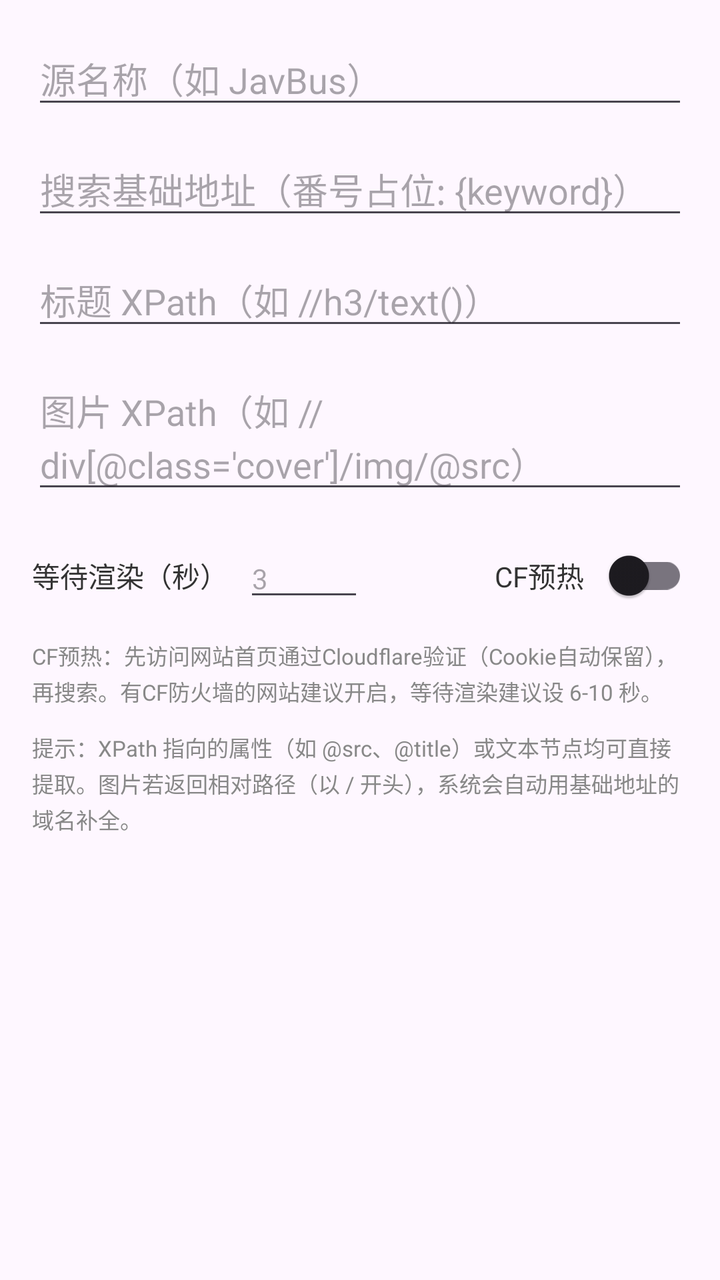
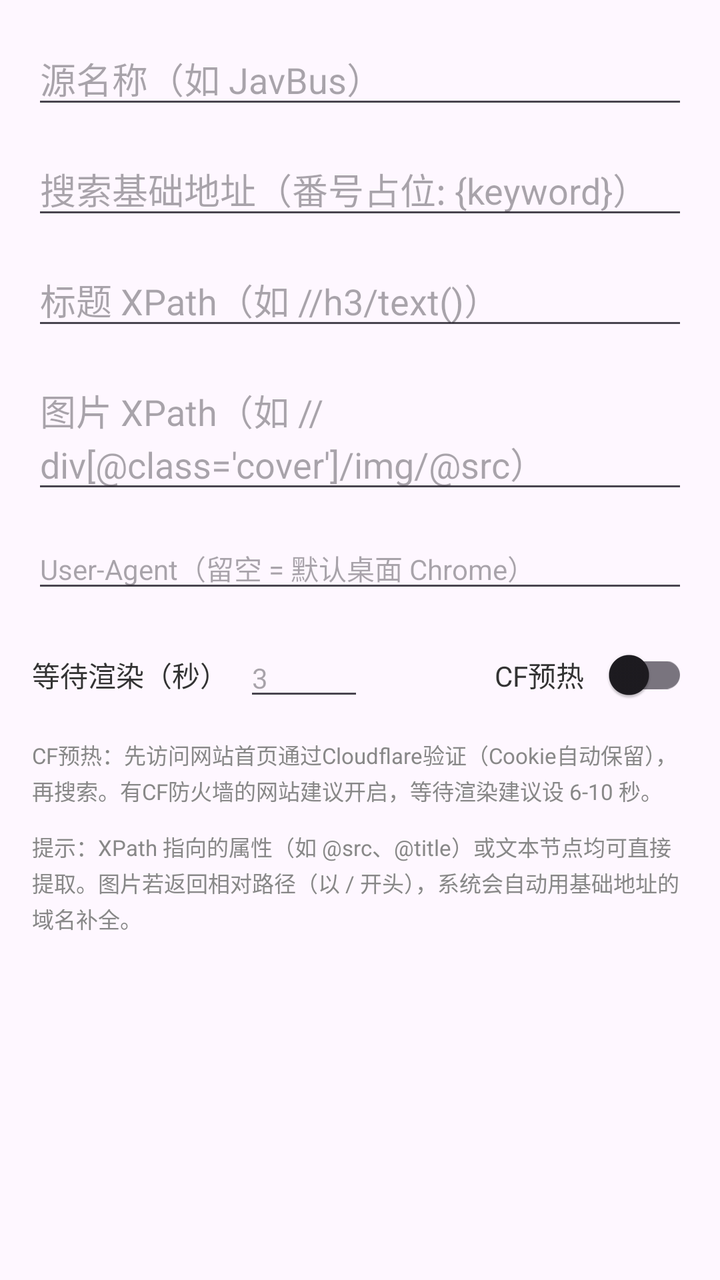

The first picture is an Android layout as it rendered before a commit; the second is the same layout after the commit. The layout source and the unified diff follow.
<!-- AndroidManifest.xml: application theme Theme.AvList -->
<!-- res/layout/dialog_scrape_source_edit.xml -->
<?xml version="1.0" encoding="utf-8"?>
<LinearLayout
    xmlns:android="http://schemas.android.com/apk/res/android"
    android:layout_width="match_parent"
    android:layout_height="wrap_content"
    android:orientation="vertical"
    android:padding="16dp">

    <EditText
        android:id="@+id/etSourceName"
        android:layout_width="match_parent"
        android:layout_height="wrap_content"
        android:hint="源名称（如 JavBus）"/>

    <EditText
        android:id="@+id/etSourceUrl"
        android:layout_width="match_parent"
        android:layout_height="wrap_content"
        android:hint="搜索基础地址（番号占位: {keyword}）"
        android:layout_marginTop="12dp"/>

    <EditText
        android:id="@+id/etTitleXPath"
        android:layout_width="match_parent"
        android:layout_height="wrap_content"
        android:hint="标题 XPath（如 //h3/text()）"
        android:layout_marginTop="12dp"/>

    <EditText
        android:id="@+id/etImageXPath"
        android:layout_width="match_parent"
        android:layout_height="wrap_content"
        android:hint="图片 XPath（如 //div[@class='cover']/img/@src）"
        android:layout_marginTop="12dp"/>

    <LinearLayout
        android:layout_width="match_parent"
        android:layout_height="wrap_content"
        android:orientation="horizontal"
        android:gravity="center_vertical"
        android:layout_marginTop="12dp">

        <TextView
            android:layout_width="wrap_content"
            android:layout_height="wrap_content"
            android:text="等待渲染（秒）"
            android:textSize="14sp"
            android:textColor="#333333"/>

        <EditText
            android:id="@+id/etWaitSeconds"
            android:layout_width="60dp"
            android:layout_height="wrap_content"
            android:hint="3"
            android:inputType="number"
            android:textSize="14sp"
            android:layout_marginStart="8dp"/>

        <TextView
            android:layout_width="0dp"
            android:layout_height="wrap_content"
            android:layout_weight="1"/>

        <TextView
            android:layout_width="wrap_content"
            android:layout_height="wrap_content"
            android:text="CF预热"
            android:textSize="14sp"
            android:textColor="#333333"
            android:layout_marginStart="16dp"/>

        <androidx.appcompat.widget.SwitchCompat
            android:id="@+id/swNeedsPrewarm"
            android:layout_width="wrap_content"
            android:layout_height="wrap_content"
            android:layout_marginStart="4dp"/>
    </LinearLayout>

    <TextView
        android:layout_width="match_parent"
        android:layout_height="wrap_content"
        android:layout_marginTop="8dp"
        android:text="CF预热：先访问网站首页通过Cloudflare验证（Cookie自动保留），再搜索。有CF防火墙的网站建议开启，等待渲染建议设 6-10 秒。"
        android:textSize="11sp"
        android:textColor="#888888"
        android:lineSpacingExtra="2dp"/>

    <TextView
        android:layout_width="match_parent"
        android:layout_height="wrap_content"
        android:layout_marginTop="12dp"
        android:text="提示：XPath 指向的属性（如 @src、@title）或文本节点均可直接提取。图片若返回相对路径（以 / 开头），系统会自动用基础地址的域名补全。"
        android:textSize="11sp"
        android:textColor="#888888"
        android:lineSpacingExtra="2dp"/>

</LinearLayout>
<!-- resources referenced by this layout -->
<resources>
  <style name="Theme.AvList" parent="Base.Theme.AvList" />
  <style name="Base.Theme.AvList" parent="Theme.Material3.DayNight.NoActionBar">
          
          
      </style>
</resources>

<!-- the commit's change to res/layout/dialog_scrape_source_edit.xml (unified diff, before → after) -->
@@ -31,6 +31,15 @@
         android:layout_width="match_parent"
         android:layout_height="wrap_content"
         android:hint="图片 XPath（如 //div[@class='cover']/img/@src）"
+        android:layout_marginTop="12dp"/>
+
+    <EditText
+        android:id="@+id/etSourceUserAgent"
+        android:layout_width="match_parent"
+        android:layout_height="wrap_content"
+        android:hint="User-Agent（留空 = 默认桌面 Chrome）"
+        android:inputType="textNoSuggestions"
+        android:textSize="14sp"
         android:layout_marginTop="12dp"/>
 
     <LinearLayout
